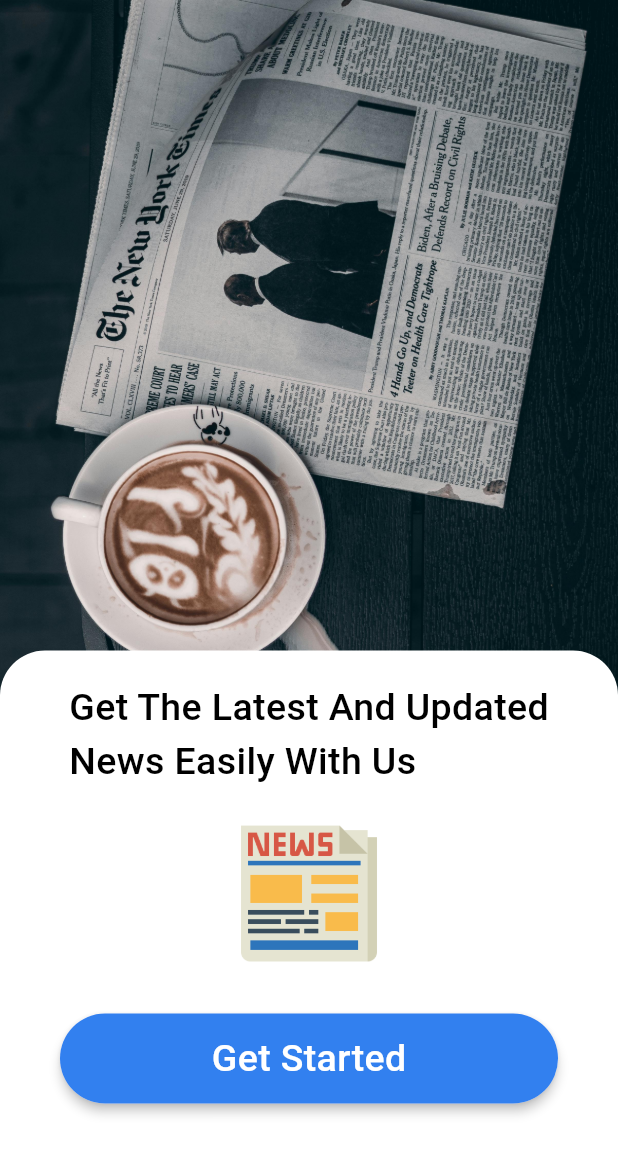
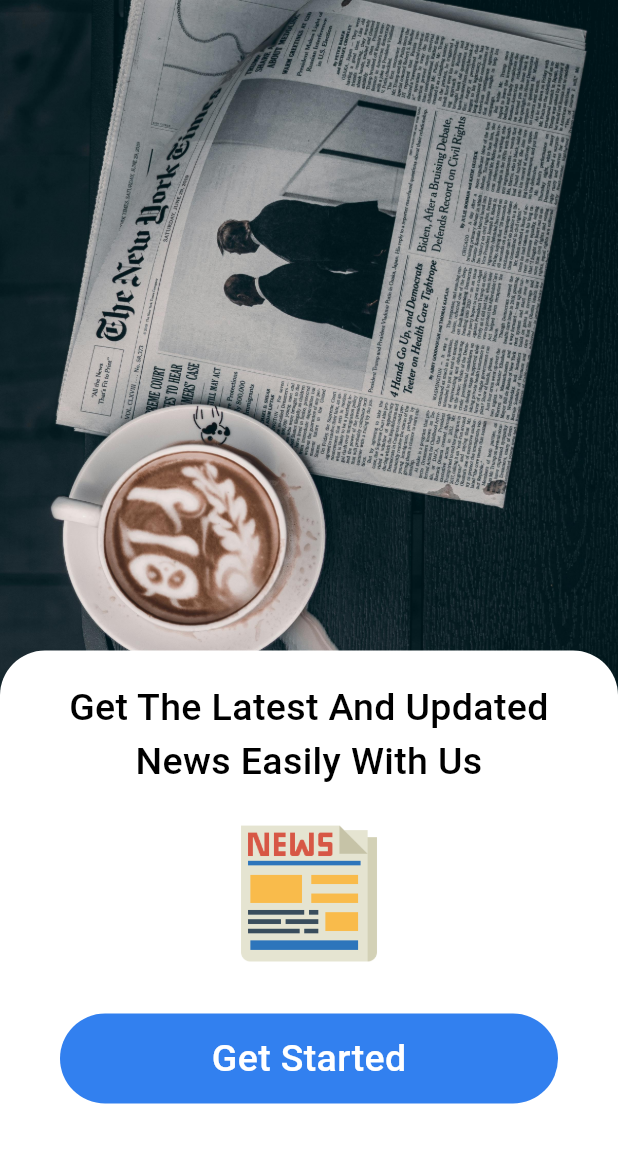
Before and after one commit to Tinhdang-AI/TiziLine-News-App, a Flutter app: the Onboarding screen opened directly, on a phone screen of 412 x 824 dp. Shown: the top 1154 px of the screen. Run offline on Flutter 3.47's test engine with Material 3 defaults, Android fonts, the phone set to English and light mode, and no system bars; our stand-ins replace webview_flutter.

Commit message:
update navigate onboarding

```diff
--- a/lib/pages/onboarding.dart
+++ b/lib/pages/onboarding.dart
@@ -1,4 +1,5 @@
 import 'package:flutter/material.dart';
+import 'package:news_app/pages/home.dart';
 
 class Onboarding extends StatefulWidget {
   const Onboarding({super.key});
@@ -11,8 +12,7 @@ class OnboardingState extends State<Onboarding> {
   @override
   Widget build(BuildContext context) {
     return Scaffold(
-      body: Container(
-        child: Stack(
+      body: Stack(
         children: [
           Image.asset(
             "images/onboard.jpg",
@@ -29,15 +29,15 @@ class OnboardingState extends State<Onboarding> {
               color: Colors.white,
               borderRadius: BorderRadius.only(
                 topLeft: Radius.circular(30),
-                  topRight: Radius.circular((30)),
+                topRight: Radius.circular(30),
               ),
             ),
-
             child: Column(
               children: [
                 SizedBox(height: 20.0),
                 Text(
                   "Get The Latest And Updated\nNews Easily With Us",
+                  textAlign: TextAlign.center,
                   style: TextStyle(
                     fontSize: 25,
                     color: Colors.black,
@@ -52,19 +52,23 @@ class OnboardingState extends State<Onboarding> {
                   fit: BoxFit.cover,
                 ),
                 SizedBox(height: 30),
-                  Container(
-                    margin: (EdgeInsets.only(left: 40 , right: 40)),
-                    child: Material(
-                      elevation: 3.0,
-                      borderRadius: BorderRadius.circular(30),
+                GestureDetector(
+                  onTap: () {
+                    Navigator.push(
+                      context,
+                      MaterialPageRoute(
+                        builder: (context) => const Home(),
+                      ),
+                    );
+                  },
                   child: Container(
+                    margin: EdgeInsets.symmetric(horizontal: 40),
                     height: 60,
                     width: MediaQuery.of(context).size.width,
                     decoration: BoxDecoration(
                       color: Color(0xff3280ef),
                       borderRadius: BorderRadius.circular(30),
                     ),
-
                     child: Center(
                       child: Text(
                         "Get Started",
@@ -77,13 +81,12 @@ class OnboardingState extends State<Onboarding> {
                     ),
                   ),
                 ),
-                  ),
+                SizedBox(height: 20),
               ],
             ),
           ),
         ],
       ),
-      ),
     );
   }
 }
```
Also changed, not shown: lib/main.dart (+1 -104 lines). Lines whose indentation alone changed are shown as unchanged.
